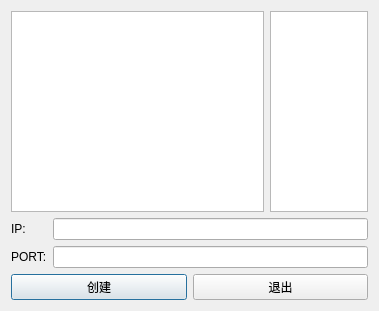
Before: the Qt Designer form netchat/chatserver/chatdialog.ui in dengyanyu/screenbroadcast, drawn with Qt 5.
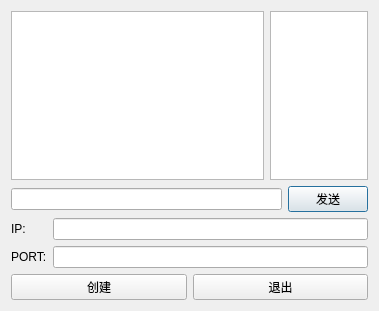
After: the same form once the commit is applied.

Commit message: 测试一下，服务器端添加了发送消息按钮

The edit to the form file:
```diff
--- a/netchat/chatserver/chatdialog.ui
+++ b/netchat/chatserver/chatdialog.ui
@@ -37,6 +37,20 @@
      </item>
     </layout>
    </item>
+   <item>
+    <layout class="QHBoxLayout" name="horizontalLayout_3">
+     <item>
+      <widget class="QLineEdit" name="pSendText"/>
+     </item>
+     <item>
+      <widget class="QPushButton" name="pSendBtn">
+       <property name="text">
+        <string>发送</string>
+       </property>
+      </widget>
+     </item>
+    </layout>
+   </item>
    <item>
     <layout class="QFormLayout" name="formLayout">
      <item row="0" column="0">
```
The commit also changes 4 other files.
